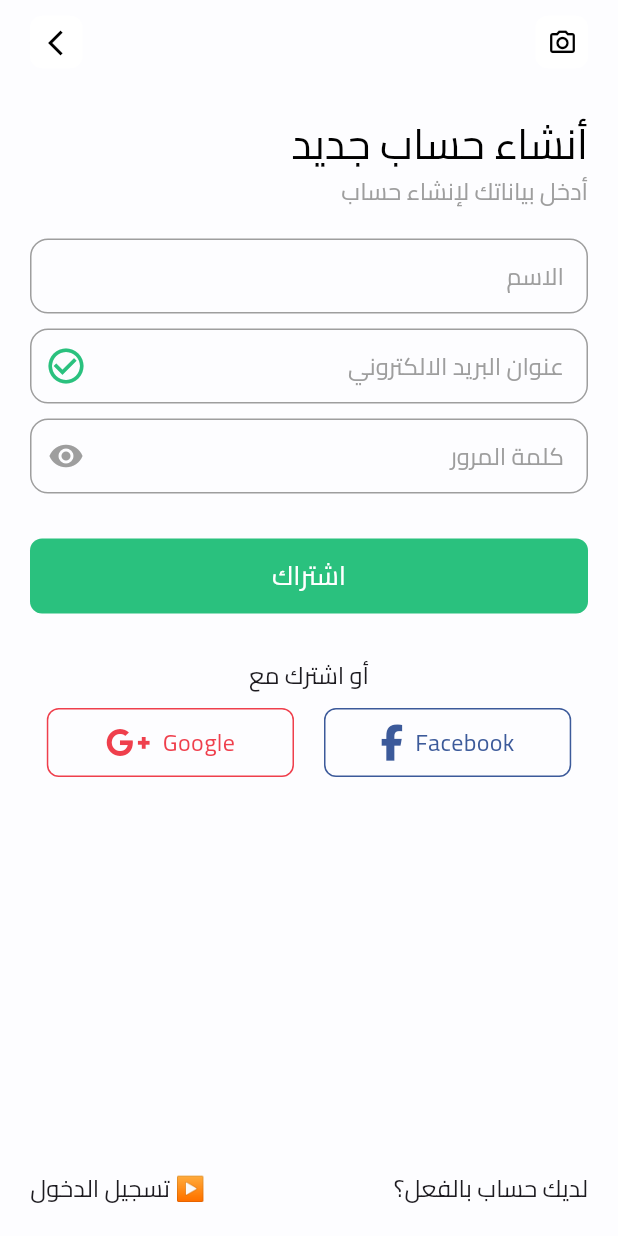
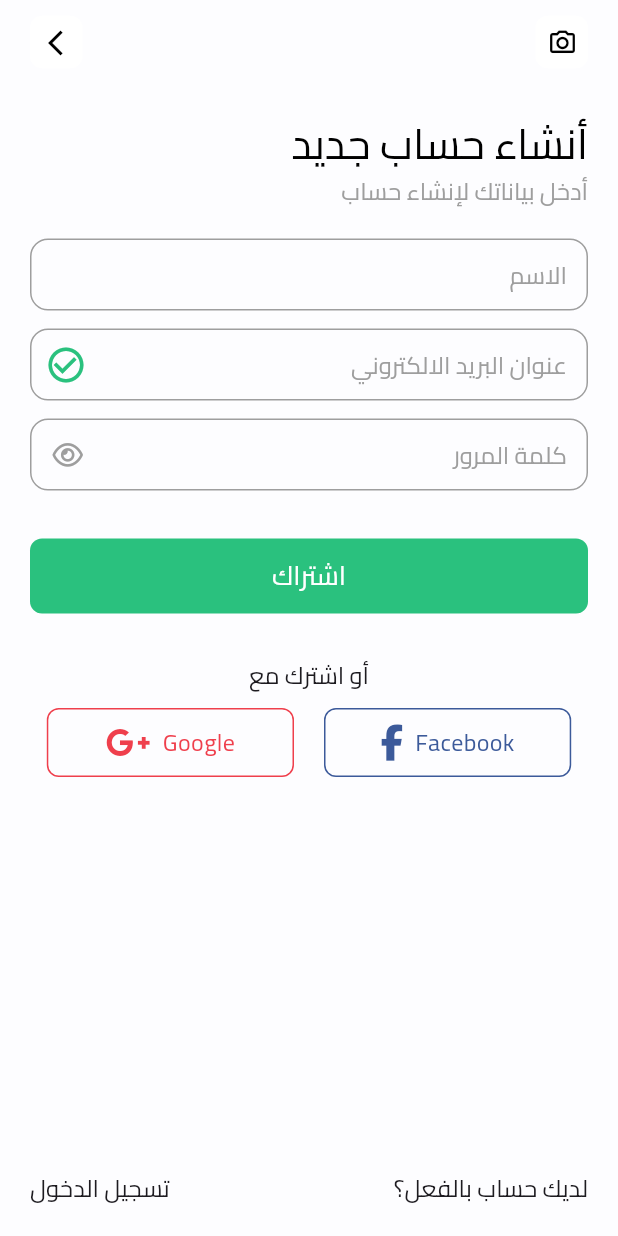
Before and after one commit to MostafaEla3sr/selaty_app, a Flutter app: the RegisterView screen opened by its route, on a phone screen of 412 x 824 dp. Run offline on Flutter 3.47's test engine with Material 3 defaults, Android fonts, the phone set to English and light mode, and no system bars; our stand-ins replace device_preview, dotted_border, font_awesome_flutter, intl_phone_number_input.

Commit message:
update ui

```diff
--- a/lib/views/register_view.dart
+++ b/lib/views/register_view.dart
@@ -2,6 +2,7 @@ import 'package:flutter/material.dart';
 import 'package:selaty_app/constants.dart';
 import 'package:selaty_app/widgets/custom_app_bar.dart';
 import 'package:selaty_app/widgets/custom_button.dart';
+import 'package:selaty_app/widgets/custom_password_text_field.dart';
 import 'package:selaty_app/widgets/custom_text_field.dart';
 import 'package:font_awesome_flutter/font_awesome_flutter.dart';
 import 'package:selaty_app/widgets/styles.dart';
@@ -16,6 +17,9 @@ class RegisterView extends StatelessWidget {
 
   @override
   Widget build(BuildContext context) {
+    bool isPortrait = MediaQuery.of(context).orientation ==
+        Orientation.portrait;
+    double screenWidth = MediaQuery.sizeOf(context).width;
     return Scaffold(
       backgroundColor: const Color(0xffFDFDFF),
       appBar: const CustomAppBar(),
@@ -24,15 +28,14 @@ class RegisterView extends StatelessWidget {
           return Padding(
             padding: EdgeInsets.symmetric(
                 horizontal:
-                    MediaQuery.of(context).orientation == Orientation.portrait
+                isPortrait
                         ? 20
-                        : MediaQuery.sizeOf(context).width / 4),
+                        :screenWidth / 4),
             child: CustomScrollView(
               slivers: [
                 SliverToBoxAdapter(
                   child: SizedBox(
-                    height: MediaQuery.of(context).orientation ==
-                            Orientation.portrait
+                    height: isPortrait
                         ? 20
                         : 0,
                   ),
@@ -49,19 +52,17 @@ class RegisterView extends StatelessWidget {
                 ),
                 SliverToBoxAdapter(
                   child: SizedBox(
-                    height: MediaQuery.of(context).orientation ==
-                            Orientation.portrait
+                    height: isPortrait
                         ? 20
                         : 10,
                   ),
                 ),
                 SliverToBoxAdapter(
                   child: CustomTextField(
-                    width: orientation == Orientation.portrait
-                        ? MediaQuery.sizeOf(context).width
-                        : MediaQuery.sizeOf(context).width / 2,
-                    height: MediaQuery.of(context).orientation ==
-                            Orientation.portrait
+                    width: isPortrait
+                        ? screenWidth
+                        : screenWidth / 2,
+                    height: isPortrait
                         ? 50
                         : 40,
                     text: 'الاسم',
@@ -73,11 +74,10 @@ class RegisterView extends StatelessWidget {
                 )),
                 SliverToBoxAdapter(
                   child: CustomTextField(
-                    width: orientation == Orientation.portrait
-                        ? MediaQuery.sizeOf(context).width
-                        : MediaQuery.sizeOf(context).width / 2,
-                    height: MediaQuery.of(context).orientation ==
-                            Orientation.portrait
+                    width: isPortrait
+                        ? screenWidth
+                        : screenWidth / 2,
+                    height: isPortrait
                         ? 50
                         : 40,
                     text: 'عنوان البريد الالكتروني',
@@ -93,35 +93,26 @@ class RegisterView extends StatelessWidget {
                   height: 10,
                 )),
                 SliverToBoxAdapter(
-                  child: CustomTextField(
-                    width: orientation == Orientation.portrait
-                        ? MediaQuery.sizeOf(context).width
-                        : MediaQuery.sizeOf(context).width / 2,
-                    height: MediaQuery.of(context).orientation ==
-                            Orientation.portrait
+                  child: CustomPasswordTextFormField(
+                    width: isPortrait
+                        ? screenWidth
+                        : screenWidth / 2,
+                    height: isPortrait
                         ? 50
                         : 40,
-                    isPassword: true,
                     text: 'كلمة المرور',
-                    icon: const Icon(
-                      Icons.remove_red_eye,
-                      color: Colors.grey,
-                      size: 24,
-                    ),
                   ),
                 ),
                 SliverToBoxAdapter(
                   child: SizedBox(
-                    height: MediaQuery.of(context).orientation ==
-                            Orientation.portrait
+                    height: isPortrait
                         ? 20
                         : 0,
                   ),
                 ),
                 SliverToBoxAdapter(
                   child: CustomButton(
-                    height: MediaQuery.of(context).orientation ==
-                            Orientation.portrait
+                    height:isPortrait
                         ? 50
                         : 40,
                     text: 'اشتراك',
@@ -129,15 +120,14 @@ class RegisterView extends StatelessWidget {
                     onTap: () {
                       Navigator.pushNamed(context, CheckPhoneNumberView.id);
                     },
-                    width: orientation == Orientation.portrait
-                        ? MediaQuery.sizeOf(context).width
-                        : MediaQuery.sizeOf(context).width / 2,
+                    width:isPortrait
+                        ? screenWidth
+                        : screenWidth / 2,
                   ),
                 ),
                 SliverToBoxAdapter(
                   child: SizedBox(
-                    height: MediaQuery.of(context).orientation ==
-                            Orientation.portrait
+                    height: isPortrait
                         ? 20
                         : 0,
                   ),
@@ -154,9 +144,9 @@ class RegisterView extends StatelessWidget {
                         mainAxisAlignment: MainAxisAlignment.center,
                         children: [
                           CustomButtonRegister(
-                            width: orientation == Orientation.portrait
-                                ? MediaQuery.sizeOf(context).width / 2.5
-                                : MediaQuery.sizeOf(context).width / 4.5,
+                            width: isPortrait
+                                ? screenWidth / 2.5
+                                : screenWidth / 4.5,
                             text: 'Facebook',
                             color: const Color(0xff3C5A9A),
                             icon: const FaIcon(
@@ -169,9 +159,9 @@ class RegisterView extends StatelessWidget {
                             width: 20,
                           ),
                           CustomButtonRegister(
-                            width: orientation == Orientation.portrait
-                                ? MediaQuery.sizeOf(context).width / 2.5
-                                : MediaQuery.sizeOf(context).width / 4.5,
+                            width: isPortrait
+                                ? screenWidth / 2.5
+                                : screenWidth / 4.5,
                             color: kRed,
                             text: 'Google',
                             icon: const FaIcon(
@@ -201,7 +191,7 @@ class RegisterView extends StatelessWidget {
                             ),
                             GestureDetector(
                               child: const Text(
-                                '\u25B6 تسجيل الدخول',
+                                'تسجيل الدخول',
                                 style: Styles.textStyle16,
                               ),
                               onTap: () {
--- /dev/null
+++ b/lib/widgets/custom_password_text_field.dart
@@ -0,0 +1,90 @@
+import 'package:flutter/material.dart';
+import 'package:font_awesome_flutter/font_awesome_flutter.dart';
+
+class CustomPasswordTextFormField extends StatefulWidget {
+  const CustomPasswordTextFormField({
+    Key? key,
+    required this.text,
+    required this.width,
+    required this.height,
+  }) : super(key: key);
+
+  final String text;
+  final double width , height;
+
+  @override
+  State<CustomPasswordTextFormField> createState() =>
+      _CustomPasswordTextFormFieldState();
+}
+
+class _CustomPasswordTextFormFieldState
+    extends State<CustomPasswordTextFormField> {
+  bool showPassword = false;
+
+  @override
+  Widget build(BuildContext context) {
+    return SizedBox(
+      width: widget.width,
+      height: widget.height,
+      child: TextFormField(
+        validator: (value) {
+          if(value!.isEmpty){
+            return '${widget.text} مطلوب';
+          }else{return null;}
+        },
+        obscureText: !showPassword,
+        decoration: InputDecoration(
+          contentPadding:
+          const EdgeInsets.symmetric(vertical: 10.0, horizontal: 10.0),
+          suffixIcon: IconButton(
+            icon: !showPassword? const Icon(
+              FontAwesomeIcons.eye,
+              color: Colors.grey,
+              size: 18,
+            ): const Icon(
+              FontAwesomeIcons.eyeSlash,
+              color: Colors.grey,
+              size:18,
+            ),
+            onPressed: () {
+              print(showPassword);
+
+              if (showPassword == true) {
+                showPassword = false;
+              } else {
+                showPassword = true;
+              }
+
+              setState(() {});
+              print(showPassword);
+            },
+          ),
+          label: Text(
+            widget.text,
+            style: const TextStyle(
+              color: Colors.grey,
+            ),
+          ),
+          enabledBorder: const OutlineInputBorder(
+            borderRadius: BorderRadius.all(Radius.circular(12)),
+            borderSide: BorderSide(
+              color: Colors.grey,
+            ),
+          ),
+          border: const OutlineInputBorder(
+            borderRadius: BorderRadius.all(Radius.circular(12)),
+            borderSide: BorderSide(
+              color: Colors.grey,
+            ),
+          ),
+          focusedBorder: const OutlineInputBorder(
+            borderRadius: BorderRadius.all(Radius.circular(12)),
+            borderSide: BorderSide(
+              color: Colors.grey,
+            ),
+          ),
+        ),
+      ),
+    );
+  }
+}
--- a/lib/widgets/custom_text_field.dart
+++ b/lib/widgets/custom_text_field.dart
@@ -3,29 +3,45 @@ import 'package:flutter/material.dart';
 class CustomTextField extends StatelessWidget {
   const CustomTextField(
       {Key? key,
-      required this.text,
-      this.icon,
-      this.isPassword = false,
-      required this.width,  this.height = 50})
+        required this.text,
+        this.icon,
+        this.isPassword = false,
+        required this.width,  this.onSaved, this.onChanged, required this.height})
       : super(key: key);
   final String text;
 
   final Icon? icon;
   final bool isPassword;
   final double width , height;
-
+  final void Function(String?)? onSaved;
+  final Function(String)? onChanged;
   @override
   Widget build(BuildContext context) {
     return SizedBox(
       width: width,
       height: height,
-      child: TextField(
+      child: TextFormField(
+        onSaved: onSaved,
+        onChanged: onChanged,
+        validator: (value) {
+          if(value!.isEmpty){
+            return '$text مطلوب';
+          }else{return null;}
+        },
         obscureText: isPassword,
         decoration: InputDecoration(
+          contentPadding:
+          EdgeInsets.symmetric(vertical: 10.0, horizontal: 10.0),
           suffixIcon: icon,
           label: Text(
             text,
             style: const TextStyle(
+              color: Colors.grey,
+            ),
+          ),
+          border: const OutlineInputBorder(
+            borderRadius: BorderRadius.all(Radius.circular(12)),
+            borderSide: BorderSide(
               color: Colors.grey,
             ),
           ),
```
Also changed, not shown: lib/temp.dart (deleted, +0 -283 lines), lib/views/change_password_view.dart (+14 -23 lines), lib/views/login_view.dart (+14 -16 lines).
